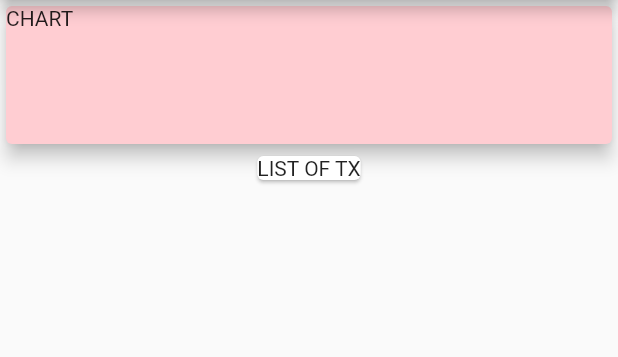
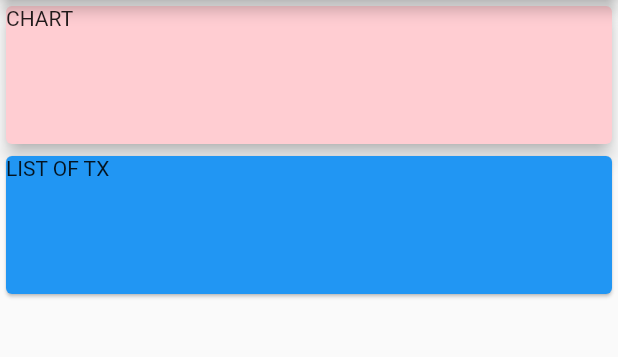
Before and after one commit to csongorkeller/flutter_expenses_planner, a Flutter app: the screen it shows after launch, on a phone screen of 412 x 824 dp, the part 84-441 px from its top. Run offline on Flutter 3.47's test engine with Material 2 defaults, Android fonts, the phone set to English and light mode, and no system bars.

Commit message:
2 card widget added

```diff
--- a/lib/main.dart
+++ b/lib/main.dart
@@ -21,6 +21,8 @@ class HomePage extends StatelessWidget {
         backgroundColor: Colors.red,
       ),
       body: Column(
+        mainAxisAlignment: MainAxisAlignment.start,
+        crossAxisAlignment: CrossAxisAlignment.stretch,
         children: <Widget>[
           Container(
             width: double.infinity,
@@ -31,8 +33,13 @@ class HomePage extends StatelessWidget {
               elevation: 5,
             ),
           ),
-          Card(
-            child: Text('LIST OF TX'),
+          Container(
+            width: double.infinity,
+            height: 100,
+            child: Card(
+              color: Colors.blue,
+              child: Text('LIST OF TX'),
+            ),
           )
         ],
       ),
```
